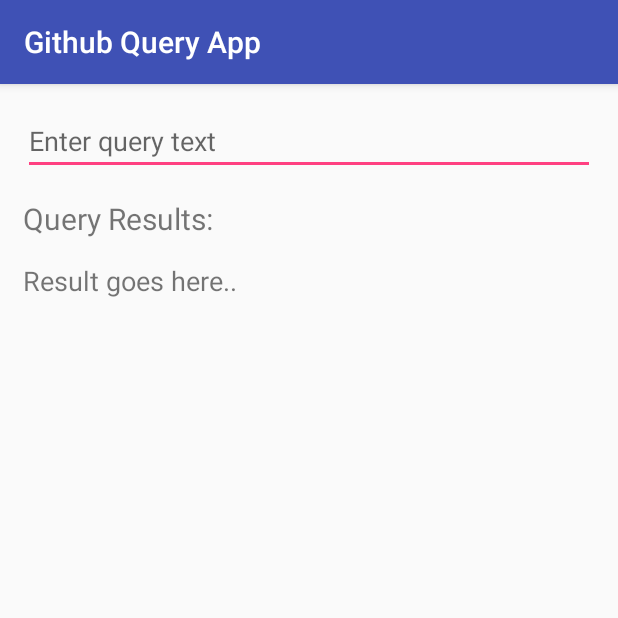
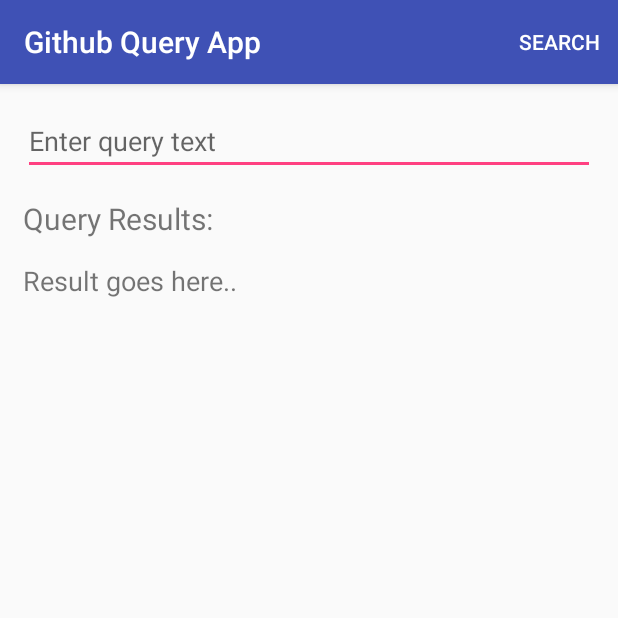
Before and after one commit to im-aditya/learning-android, an Android app: the screen it shows after launch (MainActivity), on a phone screen of 412 x 824 dp, the top half of it. Run offline under Robolectric (Android 15) with nearby library versions, the phone set to English and light mode, and no system bars.

Commit message:
- added a simple menu to the app's action bar

```diff
--- a/GithubQueryApp/app/src/main/java/com/learningandroid/githubqueryapp/MainActivity.java
+++ b/GithubQueryApp/app/src/main/java/com/learningandroid/githubqueryapp/MainActivity.java
@@ -2,14 +2,58 @@ package com.learningandroid.githubqueryapp;
 
 import android.support.v7.app.AppCompatActivity;
 import android.os.Bundle;
+import android.view.Menu;
+import android.view.MenuItem;
+import android.widget.EditText;
+import android.widget.Toast;
 
 public class MainActivity extends AppCompatActivity
 {
+    //How to add a menu to the app's Action Bar
+
+    //1. Add a 'menu' resource directory to the res folder
+    //2. Add a 'menu' resource file to the menu folder
+    //3a. Add an 'item' to the menu resource file
+    //3b. Assign id, title, showAsAction and orderInCategory attributes
+    //4. Override onCreateOptionsMenu to inflate the menu
+    //5. Override onOptionsItemSelected to handle menu options clicks
+
+    private EditText mQueryStringField;
 
     @Override
     protected void onCreate(Bundle savedInstanceState)
     {
         super.onCreate(savedInstanceState);
         setContentView(R.layout.activity_main);
+
+        mQueryStringField = this.findViewById(R.id.et_query_field);
+    }
+
+    @Override
+    public boolean onCreateOptionsMenu(Menu menu)
+    {
+        getMenuInflater().inflate(R.menu.action_menu, menu);
+        return true;
+    }
+
+    @Override
+    public boolean onOptionsItemSelected(MenuItem item)
+    {
+        int menuItemId = item.getItemId();
+        if(menuItemId == R.id.menu_search)
+        {
+            if(mQueryStringField.getText().length() != 0)
+            {
+                Toast.makeText(this, "Search: " + mQueryStringField.getText(), Toast.LENGTH_SHORT).show();
+            }
+            else
+            {
+                Toast.makeText(this, "Search string is empty !!", Toast.LENGTH_SHORT).show();
+            }
+
+            return true;
+        }
+
+        return false;
     }
 }
--- /dev/null
+++ b/GithubQueryApp/app/src/main/res/menu/action_menu.xml
@@ -0,0 +1,10 @@
+<?xml version="1.0" encoding="utf-8"?>
+<menu xmlns:app="http://schemas.android.com/apk/res-auto"
+      xmlns:android="http://schemas.android.com/apk/res/android">
+
+    <item
+        android:id="@+id/menu_search"
+        android:title="@string/menu_search_label"
+        app:showAsAction="ifRoom"
+        android:orderInCategory="1"/>
+</menu>
--- a/GithubQueryApp/app/src/main/res/values/strings.xml
+++ b/GithubQueryApp/app/src/main/res/values/strings.xml
@@ -3,4 +3,5 @@
     <string name="enter_query_text">Enter query text</string>
     <string name="query_results_label">Query Results:</string>
     <string name="result_goes_here_label">Result goes here..</string>
+    <string name="menu_search_label">Search</string>
 </resources>
```
